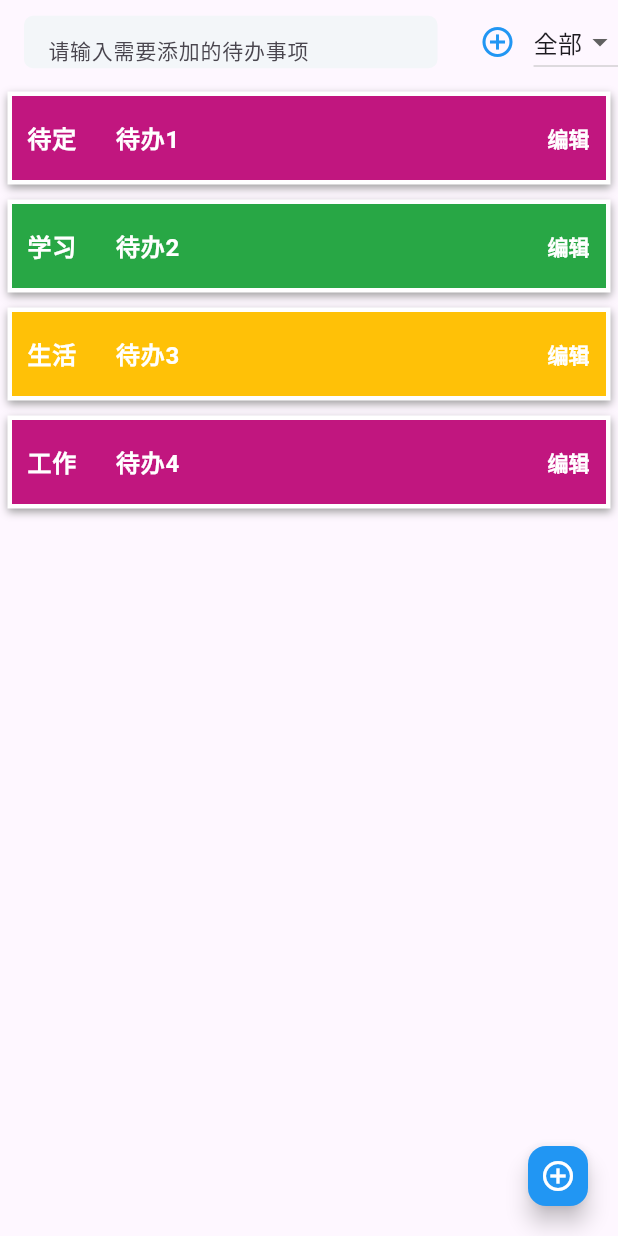
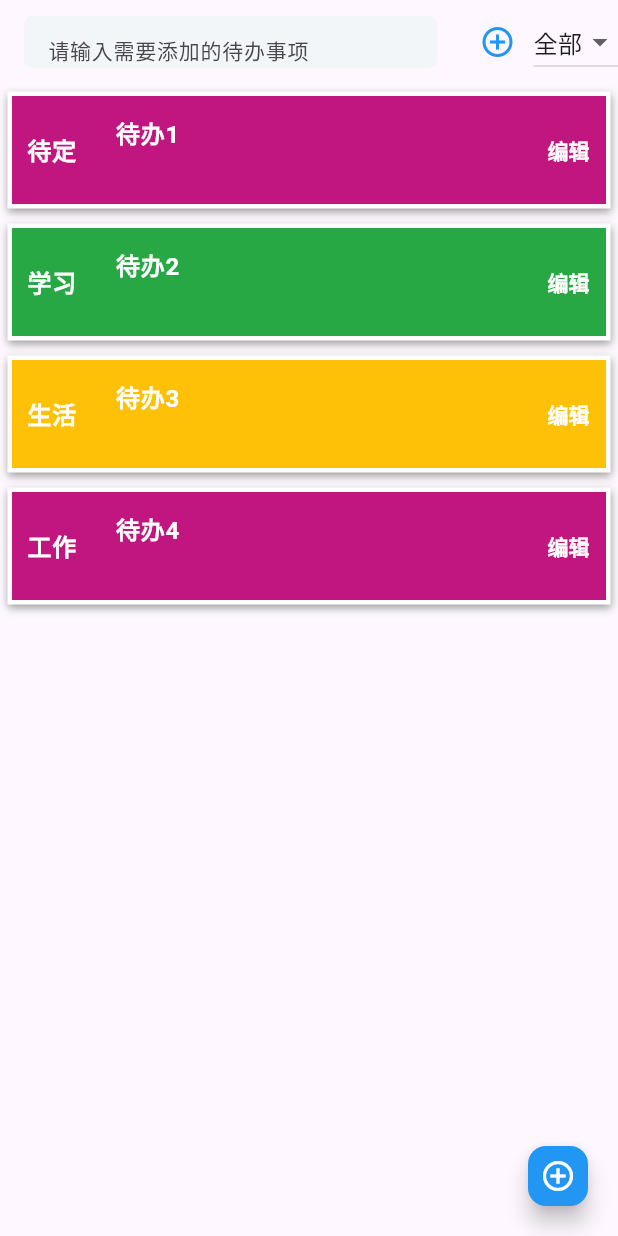
Before and after one commit to jihaobin/fun_fun_toolbox, a Flutter app: the screen it shows after launch, on a phone screen of 412 x 824 dp. Run offline on Flutter 3.47's test engine with Material 3 defaults, Android fonts, the phone set to English and light mode, and no system bars; drawn by our look-alikes of flutter_slidable; missing offline and left inert: flame_audio, progress_border.

Commit message:
feat: 1. 对TodoList模块进行组件拆分 2. 优化TodoList模块的样式
Signed-off-by: jhb <2644263665@qq.com>

```diff
--- /dev/null
+++ b/devtools_options.yaml
@@ -0,0 +1 @@
+extensions:
--- a/lib/todo/todo_item.dart
+++ b/lib/todo/todo_item.dart
@@ -44,14 +44,13 @@ class TodoItem extends StatelessWidget {
             ),
           ],
         ),
-        child: Container(
-
         child: ListTile(
           contentPadding: const EdgeInsets.symmetric(horizontal: 0),
           leading: progressCircle(),
           title: Text(todo.title,
               style: const TextStyle(
                   color: Colors.white, fontWeight: FontWeight.bold)),
+          subtitle: Text(todo.subTitle,style: TextStyle(color: Colors.grey.shade200),),
           trailing: Container(
             constraints: const BoxConstraints(maxWidth: 50),
             child: TextButton(
@@ -65,7 +64,6 @@ class TodoItem extends StatelessWidget {
                 "编辑",
                 style: TextStyle(
                     color: Colors.white, fontWeight: FontWeight.bold),
-                ),
               ),
             ),
           ),
```
Lines whose indentation alone changed are shown as unchanged.
